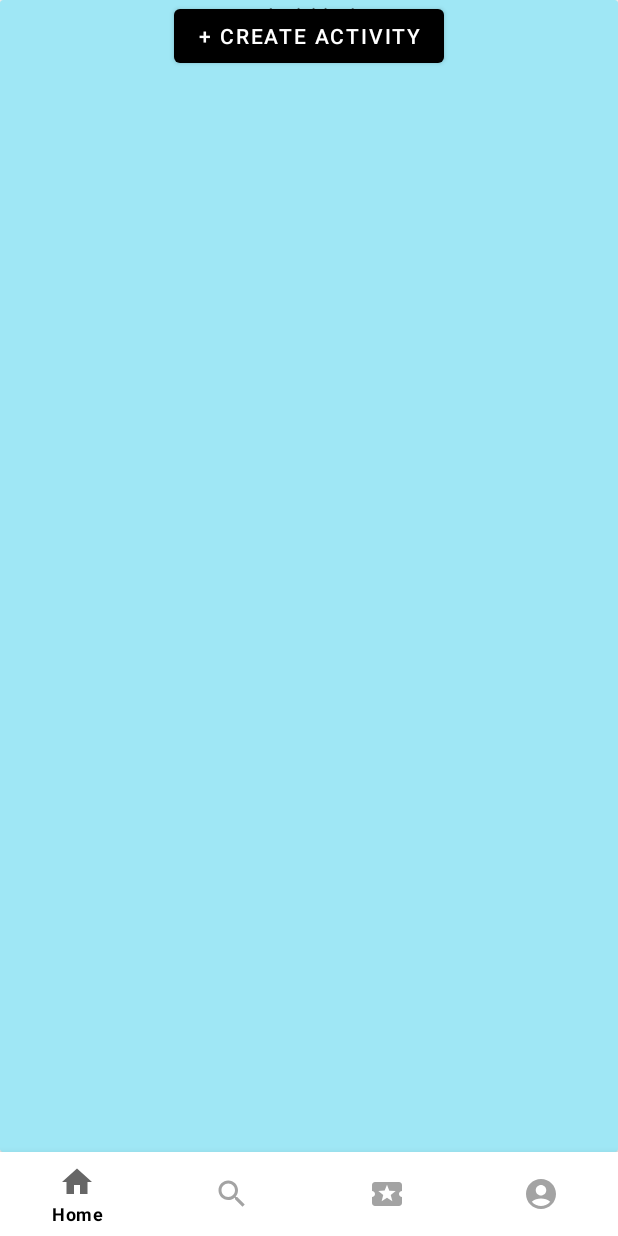
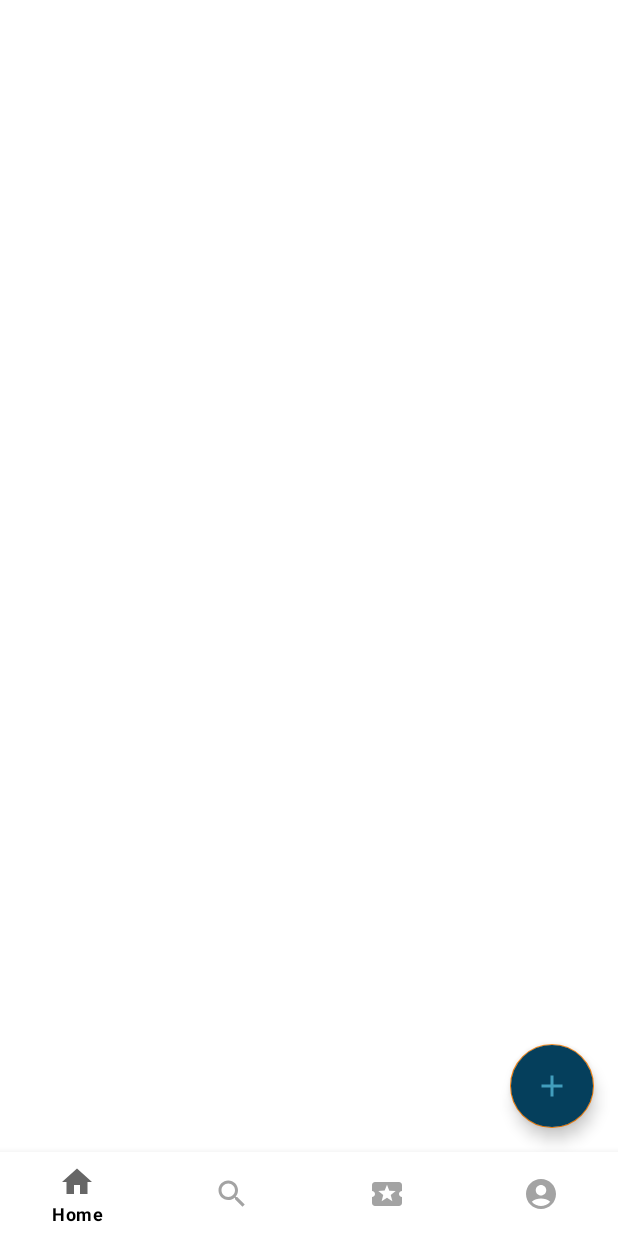
Before and after one commit to AC159/Soen-490-Papilio, an Android app: the fragment ActivitiesFragment placed in its activity, on a phone screen of 412 x 824 dp. Run offline under Robolectric (Android 15) with nearby library versions, the phone set to English and light mode, and no system bars.

Commit message:
Added floating action button to create activities

```diff
--- a/app/src/main/java/com/soen490chrysalis/papilio/view/ActivitiesFragment.kt
+++ b/app/src/main/java/com/soen490chrysalis/papilio/view/ActivitiesFragment.kt
@@ -45,7 +45,7 @@ class ActivitiesFragment : Fragment()
     {
         _binding = FragmentActivitiesBinding.inflate(inflater, container, false)
         val view = binding.root
-        val createActivityButton = view.activities_create_activity_button
+        val createActivityButton = view.create_activity_fab_btn
 
         createActivityButton?.setOnClickListener {
             val intent = Intent(this.activity, CreateActivity::class.java)
--- /dev/null
+++ b/app/src/main/res/drawable/ic_add.xml
@@ -0,0 +1,10 @@
+<vector xmlns:android="http://schemas.android.com/apk/res/android"
+    android:width="24dp"
+    android:height="24dp"
+    android:viewportWidth="24"
+    android:viewportHeight="24"
+    android:tint="@color/white">
+  <path
+      android:fillColor="@android:color/white"
+      android:pathData="M19,13h-6v6h-2v-6H5v-2h6V5h2v6h6v2z"/>
+</vector>
--- a/app/src/main/res/layout/fragment_activities.xml
+++ b/app/src/main/res/layout/fragment_activities.xml
@@ -1,29 +1,20 @@
 <?xml version="1.0" encoding="utf-8"?>
 <FrameLayout xmlns:android="http://schemas.android.com/apk/res/android"
-    xmlns:app="http://schemas.android.com/apk/res-auto"
     xmlns:tools="http://schemas.android.com/tools"
     android:id="@+id/activities_fragment"
     android:layout_width="match_parent"
     android:layout_height="match_parent"
     tools:context=".view.ActivitiesFragment">
 
-    <androidx.cardview.widget.CardView
-        android:layout_width="match_parent"
-        android:layout_height="match_parent"
-        app:cardBackgroundColor="@color/light_blue">
+    <com.google.android.material.floatingactionbutton.FloatingActionButton
+        android:id="@+id/create_activity_fab_btn"
+        android:layout_width="wrap_content"
+        android:layout_height="wrap_content"
+        android:layout_gravity="end|bottom"
+        android:src="@drawable/ic_add"
+        android:foregroundTint="@color/white"
+        android:backgroundTint="@color/dark_blue"
+        android:layout_margin="16dp"
+        android:contentDescription="@string/create_activity" />
 
-        <TextView
-            android:id="@+id/textView2"
-            android:layout_width="match_parent"
-            android:layout_height="match_parent"
-            android:text="Activities!"
-            android:textAlignment="center" />
-
-        <Button
-            android:id="@+id/activities_create_activity_button"
-            android:layout_width="wrap_content"
-            android:layout_height="wrap_content"
-            android:layout_gravity="center_horizontal"
-            android:text="+ Create Activity" />
-    </androidx.cardview.widget.CardView>
 </FrameLayout>
```
